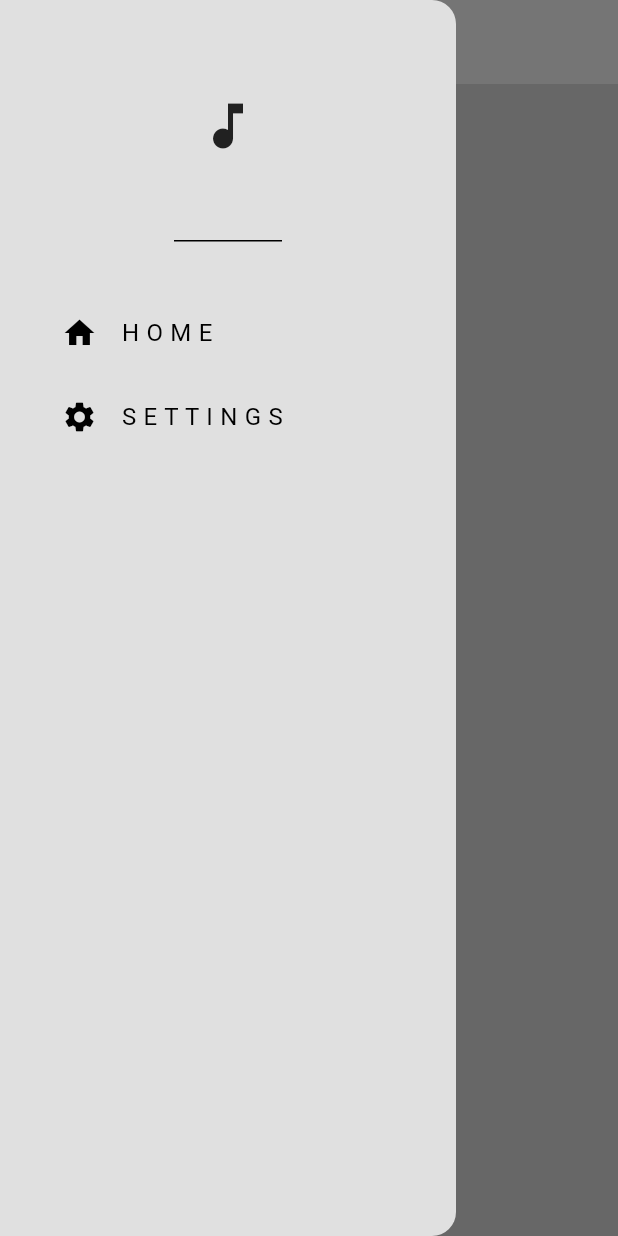
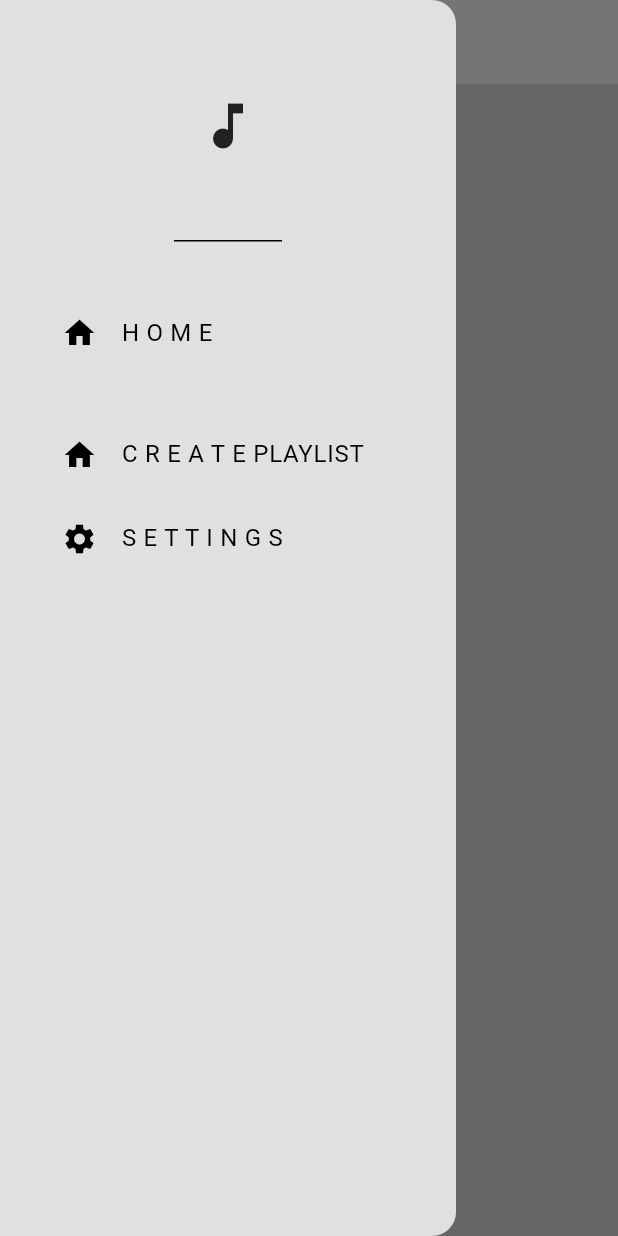
Before and after one commit to sandeshkolte/Spotify-Cone-my-style-, a Flutter app: the screen it shows after launch, with the side drawer open, on a phone screen of 412 x 824 dp. Run offline on Flutter 3.47's test engine with Material 3 defaults, Android fonts, the phone set to English and light mode, and no system bars; our stand-ins replace audioplayers, cloud_firestore, file_picker, firebase_core, firebase_storage, image_picker; accounts and stored records are empty.

```diff
--- a/lib/components/drawer.dart
+++ b/lib/components/drawer.dart
@@ -25,6 +25,14 @@ class MyDrawer extends StatelessWidget {
               onTap: () => Navigator.pop(context),
             ),
           ),
+             Padding(
+            padding: const EdgeInsets.only(left: 25, top: 25),
+            child: ListTile(
+              leading: const Icon(Icons.home),
+              title: const Text("C R E A T E PLAYLIST"),
+              onTap: () => Navigator.pop(context),
+            ),
+          ),
           Padding(
             padding: const EdgeInsets.only(left: 25, top: 0),
             child: ListTile(
--- a/lib/main.dart
+++ b/lib/main.dart
@@ -1,6 +1,6 @@
 import 'package:firebase_core/firebase_core.dart';
 import 'package:flutter/material.dart';
-import 'package:music_player_app/online_music/music.dart';
+// import 'package:music_player_app/pages/create_music.dart';
 // import 'package:music_player_app/online_music/music.dart';
 import 'package:music_player_app/pages/playlist_page.dart';
 import 'package:music_player_app/providers/playlist.dart';
--- a/pubspec.yaml
+++ b/pubspec.yaml
@@ -37,15 +37,11 @@ dependencies:
   cupertino_icons: ^1.0.2
   audioplayers: ^5.2.1
   provider:
-  marquee:
   firebase_core: ^2.24.2
   firebase_storage: ^11.6.0
   cloud_firestore:
-  intl:
   file_picker: ^6.1.1
   image_picker:
-  flutter_audio_output:
-  logger: ^2.0.2+1
 
 
 dev_dependencies:
```
Also changed, not shown: lib/pages/create_music.dart (renamed from lib/online_music/music.dart), pubspec.lock.
